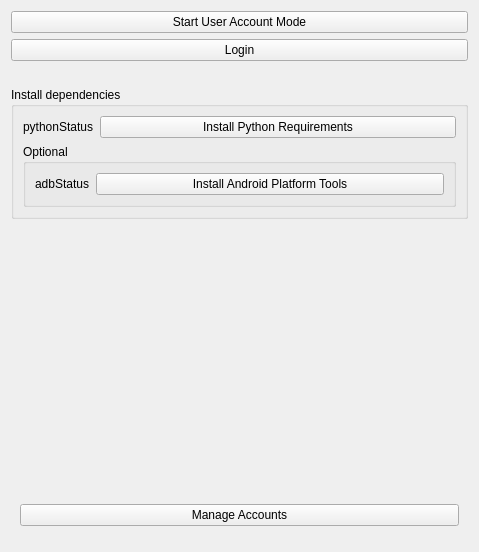
OpenwaterHealth/SlicerOpenLIFU, file OpenLIFULogin/Resources/UI/OpenLIFULogin.ui: the form before one commit.
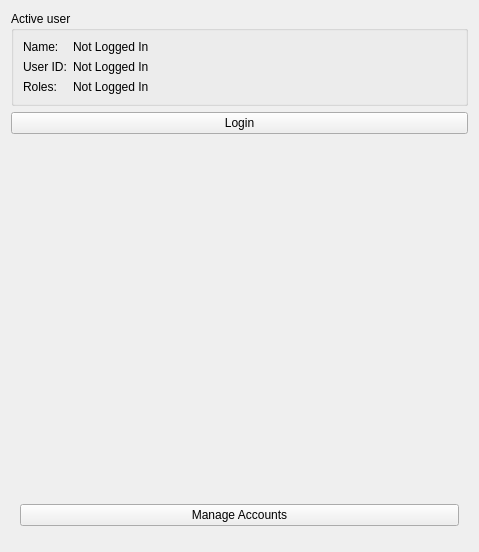
The form after the commit. Custom widgets are drawn as their Qt base class.

What changed in the file:
```diff
--- a/OpenLIFULogin/Resources/UI/OpenLIFULogin.ui
+++ b/OpenLIFULogin/Resources/UI/OpenLIFULogin.ui
@@ -12,19 +12,66 @@
   </property>
   <layout class="QVBoxLayout" name="verticalLayout_2">
    <item>
-    <widget class="QPushButton" name="userAccountModePushButton">
-     <property name="text">
-      <string>Start User Account Mode</string>
+    <widget class="QGroupBox" name="activeUserGroupBox">
+     <property name="title">
+      <string>Active user</string>
      </property>
-     <property name="autoDefault">
-      <bool>false</bool>
-     </property>
-     <property name="default">
-      <bool>false</bool>
-     </property>
-     <property name="slicer.openlifu.hide-in-guided-mode" stdset="0">
-      <bool>true</bool>
-     </property>
+     <layout class="QFormLayout" name="activeUserFormLayout">
+      <item row="0" column="0">
+       <widget class="QLabel" name="activeUserNameTitleLabel">
+        <property name="text">
+         <string>Name:</string>
+        </property>
+       </widget>
+      </item>
+      <item row="0" column="1">
+       <widget class="QLabel" name="activeUserNameLabel">
+        <property name="text">
+         <string>Not Logged In</string>
+        </property>
+        <property name="textInteractionFlags">
+         <set>Qt::TextSelectableByMouse</set>
+        </property>
+       </widget>
+      </item>
+      <item row="1" column="0">
+       <widget class="QLabel" name="activeUserIdTitleLabel">
+        <property name="text">
+         <string>User ID:</string>
+        </property>
+       </widget>
+      </item>
+      <item row="1" column="1">
+       <widget class="QLabel" name="activeUserIdLabel">
+        <property name="text">
+         <string>Not Logged In</string>
+        </property>
+        <property name="textInteractionFlags">
+         <set>Qt::TextSelectableByMouse</set>
+        </property>
+       </widget>
+      </item>
+      <item row="2" column="0">
+       <widget class="QLabel" name="activeUserRolesTitleLabel">
+        <property name="text">
+         <string>Roles:</string>
+        </property>
+       </widget>
+      </item>
+      <item row="2" column="1">
+       <widget class="QLabel" name="activeUserRolesLabel">
+        <property name="text">
+         <string>Not Logged In</string>
+        </property>
+        <property name="wordWrap">
+         <bool>true</bool>
+        </property>
+        <property name="textInteractionFlags">
+         <set>Qt::TextSelectableByMouse</set>
+        </property>
+       </widget>
+      </item>
+     </layout>
     </widget>
    </item>
    <item>
@@ -44,62 +91,6 @@
      </property>
     </widget>
    </item>
-   <item>
-    <widget class="QGroupBox" name="groupBox">
-     <property name="title">
-      <string>Install dependencies</string>
-     </property>
-     <layout class="QVBoxLayout" name="verticalLayout_3">
-      <item>
-       <layout class="QFormLayout" name="formLayout">
-        <item row="0" column="1">
-         <widget class="QPushButton" name="installPythonRequirementsPushButton">
-          <property name="text">
-           <string>Install Python Requirements</string>
-          </property>
-         </widget>
-        </item>
-        <item row="0" column="0">
-         <widget class="QLabel" name="openlifuStatusIcon">
-          <property name="text">
-           <string>pythonStatus</string>
-          </property>
-         </widget>
-        </item>
-       </layout>
-      </item>
-      <item>
-       <widget class="ctkCollapsibleGroupBox" name="installDependenciesCollapsibleGroupBox">
-        <property name="title">
-         <string>Optional</string>
-        </property>
-        <layout class="QFormLayout" name="formLayout_2">
-         <item row="0" column="0">
-          <widget class="QLabel" name="adbStatusIcon">
-           <property name="text">
-            <string>adbStatus</string>
-           </property>
-          </widget>
-         </item>
-         <item row="0" column="1">
-          <widget class="QPushButton" name="installADBPushButton">
-           <property name="sizePolicy">
-            <sizepolicy hsizetype="Minimum" vsizetype="Fixed">
-             <horstretch>2</horstretch>
-             <verstretch>0</verstretch>
-            </sizepolicy>
-           </property>
-           <property name="text">
-            <string>Install Android Platform Tools</string>
-           </property>
-          </widget>
-         </item>
-        </layout>
-       </widget>
-      </item>
-     </layout>
-    </widget>
-   </item>
    <item>
     <spacer name="verticalSpacer">
      <property name="orientation">
```
